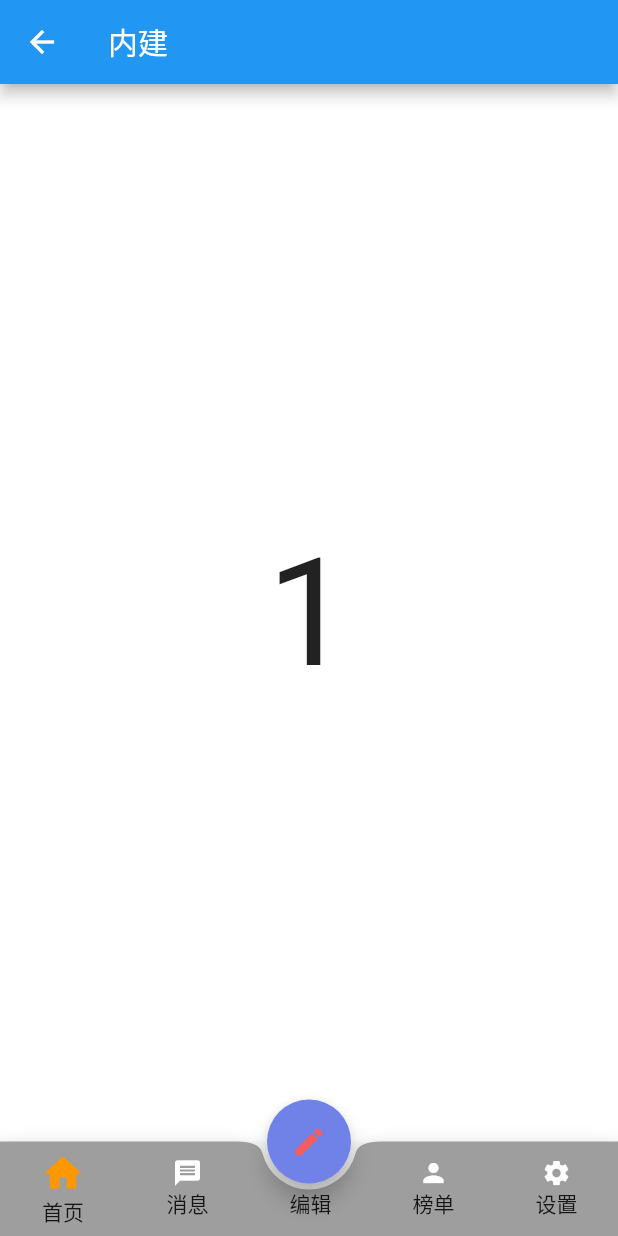
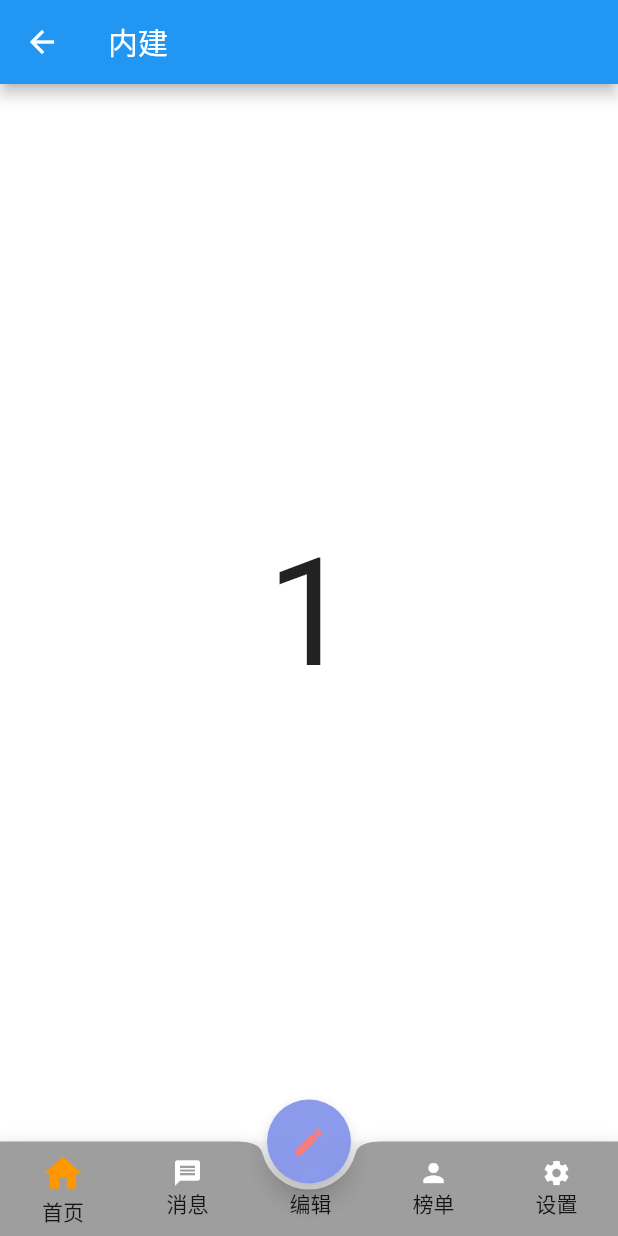
Before and after one commit to jielyu/flutter_demos, a Flutter app: the MagicBottomBar screen opened directly, on a phone screen of 412 x 824 dp. Run offline on Flutter 3.47's test engine with Material 2 defaults, Android fonts, the phone set to English and light mode, and no system bars; our stand-ins replace persistent_bottom_nav_bar.

Commit message:
feat(d0001_bottom_nav_bar/lib/buildin_bottom_bar.dart): 增加中间item的透明度

```diff
--- a/d0001_bottom_nav_bar/lib/buildin_bottom_bar.dart
+++ b/d0001_bottom_nav_bar/lib/buildin_bottom_bar.dart
@@ -1,4 +1,5 @@
 import 'package:flutter/material.dart';
+import 'package:flutter/rendering.dart';
 
 class BuildinBottomBar extends StatefulWidget {
   final BuildContext menuScreenContext;
@@ -199,13 +200,16 @@ class _MagicBottomBarState extends State<MagicBottomBar> {
           ),
         ],
       ),
-      floatingActionButton: FloatingActionButton(
+      floatingActionButton: Opacity(
+        opacity: 0.8,
+        child: FloatingActionButton(
             backgroundColor: const Color.fromARGB(255, 112, 130, 231),
             onPressed: () {},
             child: const Icon(
               Icons.edit,
               color: Color.fromARGB(255, 247, 93, 93),
             )),
+      ),
       floatingActionButtonLocation: FloatingActionButtonLocation.centerDocked,
       bottomNavigationBar: BottomAppBar(
         color: Colors.grey,
```
Lines whose indentation alone changed are shown as unchanged.
